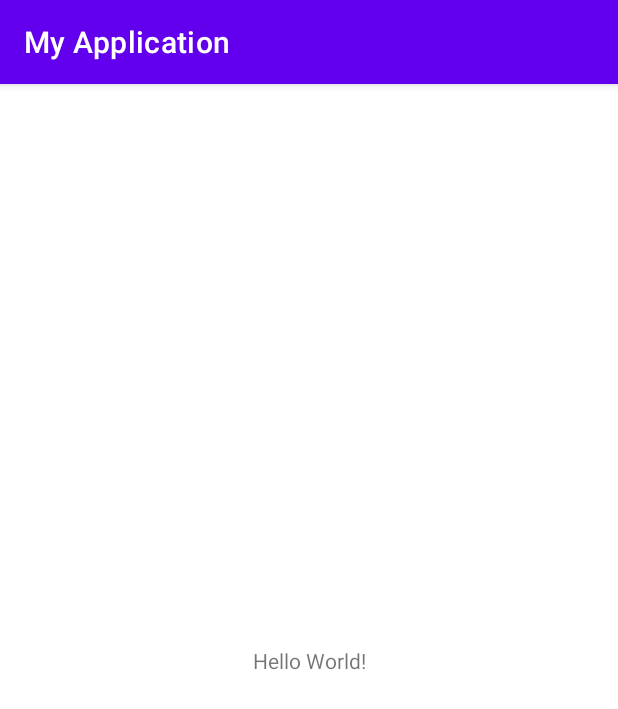
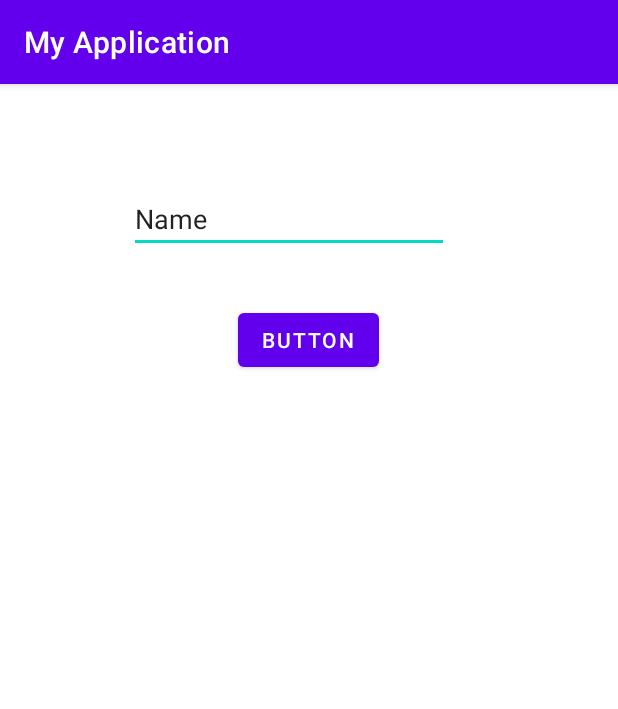
Before and after one commit to BITF18A523/Assignment-no.2, an Android app: the screen it shows after launch (MainActivity), on a phone screen of 412 x 824 dp. Shown: the top 709 px of the screen. Run offline under Robolectric (Android 15) with nearby library versions, the phone set to English and light mode, and no system bars.

Commit message:
fields added

```diff
--- a/app/src/main/res/layout/activity_main.xml
+++ b/app/src/main/res/layout/activity_main.xml
@@ -6,13 +6,29 @@
     android:layout_height="match_parent"
     tools:context=".MainActivity">
 
-    <TextView
+    <EditText
+        android:id="@+id/editTextTextPersonName"
         android:layout_width="wrap_content"
         android:layout_height="wrap_content"
-        android:text="Hello World!"
+        android:ems="10"
+        android:inputType="textPersonName"
+        android:text="Name"
         app:layout_constraintBottom_toBottomOf="parent"
-        app:layout_constraintLeft_toLeftOf="parent"
-        app:layout_constraintRight_toRightOf="parent"
-        app:layout_constraintTop_toTopOf="parent" />
+        app:layout_constraintEnd_toEndOf="parent"
+        app:layout_constraintHorizontal_bias="0.432"
+        app:layout_constraintStart_toStartOf="parent"
+        app:layout_constraintTop_toTopOf="parent"
+        app:layout_constraintVertical_bias="0.093" />
 
+    <Button
+        android:id="@+id/button"
+        android:layout_width="wrap_content"
+        android:layout_height="wrap_content"
+        android:text="Button"
+        app:layout_constraintBottom_toBottomOf="parent"
+        app:layout_constraintEnd_toEndOf="parent"
+        app:layout_constraintHorizontal_bias="0.498"
+        app:layout_constraintStart_toStartOf="parent"
+        app:layout_constraintTop_toTopOf="parent"
+        app:layout_constraintVertical_bias="0.204" />
 </androidx.constraintlayout.widget.ConstraintLayout>
```
